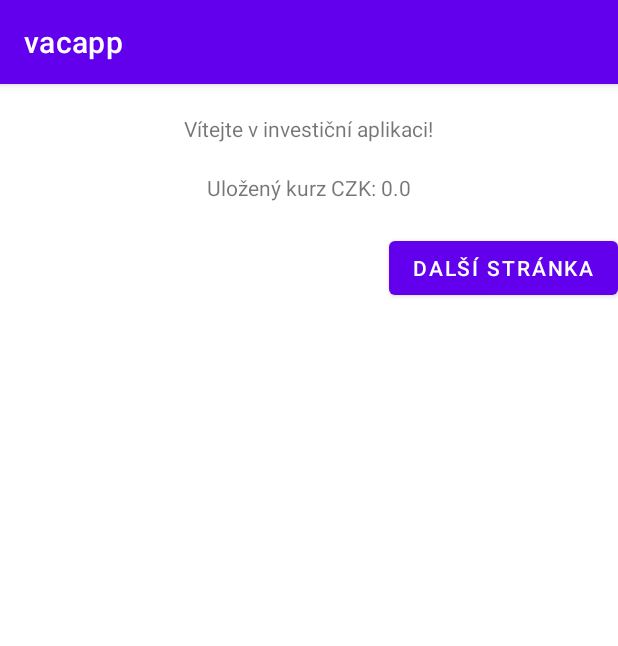
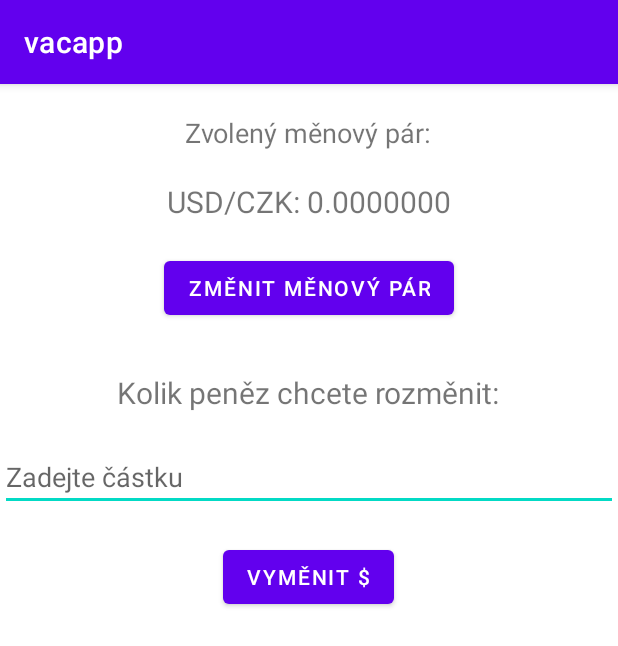
Before and after one commit to mvaculik/m_vaculik_mt_apk, an Android app: the screen it shows after launch (MainActivity), on a phone screen of 412 x 824 dp. Shown: the top 646 px of the screen. Run offline under Robolectric (Android 15) with nearby library versions, the phone set to English and light mode, and no system bars.

```diff
--- a/app/src/main/java/com/example/vacapp/MainActivity.kt
+++ b/app/src/main/java/com/example/vacapp/MainActivity.kt
@@ -25,14 +25,30 @@ class MainActivity : AppCompatActivity() {
             val intent = Intent(this, SecondActivity::class.java)
             startActivity(intent)
         }
+
+        // Přidá observer pro aktuální zůstatek účtu
+        viewModel.currentAccountBalance.observe(this) { message ->
+            binding.textView.text = message
+        }
     }
 
     override fun onResume() {
         super.onResume()
 
         val sharedPreferences = getSharedPreferences("CurrencyRates", MODE_PRIVATE)
-        val lastSavedCurrency = sharedPreferences.getString("LastSavedCurrency", "CZK") // Načtení poslední uložené měny
+        val lastSavedCurrency = sharedPreferences.getString("LastSavedCurrency", "CZK")
         val savedRate = sharedPreferences.getFloat(lastSavedCurrency, 0f)
-        binding.savedCurrencyRate.text = "Uložený kurz $lastSavedCurrency: $savedRate"
+        binding.savedCurrencyRate.text = "USD/$lastSavedCurrency: ${String.format("%.7f", savedRate)}"
+
+        binding.exchangeButton.setOnClickListener {
+            val amountText = binding.amountToExchange.text.toString()
+            if (amountText.isNotEmpty()) {
+                val amount = amountText.toDouble()
+                val convertedAmount = amount * savedRate
+                binding.exchangeResult.text = "${String.format("%.7f", convertedAmount)} $lastSavedCurrency"
+            } else {
+                binding.exchangeResult.text = "Zadejte částku"
+            }
+        }
     }
 }
--- a/app/src/main/java/com/example/vacapp/viewmodel/MainViewModel.kt
+++ b/app/src/main/java/com/example/vacapp/viewmodel/MainViewModel.kt
@@ -5,13 +5,14 @@ import androidx.lifecycle.MutableLiveData
 import androidx.lifecycle.ViewModel
 
 class MainViewModel : ViewModel() {
-    // Příklad LiveData, která uchovává zprávu pro UI
     private val _welcomeMessage = MutableLiveData<String>()
     val welcomeMessage: LiveData<String> get() = _welcomeMessage
 
+    private val _currentAccountBalance = MutableLiveData<String>()
+    val currentAccountBalance: LiveData<String> get() = _currentAccountBalance
+
     init {
-        _welcomeMessage.value = "Vítejte v investiční aplikaci!"
+        _welcomeMessage.value = "Zvolený měnový pár:"
     }
 
-    // Zde můžete přidat další funkce, jako jsou metody pro načítání dat atd.
 }
--- a/app/src/main/res/layout/activity_main.xml
+++ b/app/src/main/res/layout/activity_main.xml
@@ -6,7 +6,7 @@
         android:id="@+id/text_view"
         android:layout_width="wrap_content"
         android:layout_height="wrap_content"
-        android:text="Vítejte v VacApp!"
+        android:textSize="18sp"
         android:layout_centerHorizontal="true"
         android:layout_marginTop="20dp"/>
 
@@ -15,6 +15,7 @@
         android:layout_width="wrap_content"
         android:layout_height="wrap_content"
         android:text="Uložený kurz"
+        android:textSize="20sp"
         android:layout_centerHorizontal="true"
         android:layout_below="@id/text_view"
         android:layout_marginTop="20dp"/>
@@ -23,8 +24,49 @@
         android:id="@+id/button_next"
         android:layout_width="wrap_content"
         android:layout_height="wrap_content"
-        android:text="Další Stránka"
-        android:layout_alignParentRight="true"
+        android:layout_centerHorizontal="true"
+        android:text="Změnit měnový pár"
         android:layout_below="@id/savedCurrencyRate"
         android:layout_marginTop="20dp"/>
+
+    <TextView
+        android:id="@+id/currentAccountBalance"
+        android:layout_width="wrap_content"
+        android:layout_height="wrap_content"
+        android:textSize="20sp"
+        android:text="Kolik peněz chcete rozměnit:"
+        android:layout_centerHorizontal="true"
+        android:layout_below="@id/savedCurrencyRate"
+        android:layout_marginTop="100dp"
+        />
+
+    <EditText
+        android:id="@+id/amountToExchange"
+        android:layout_width="match_parent"
+        android:layout_height="wrap_content"
+        android:layout_marginTop="20dp"
+        android:hint="Zadejte částku"
+        android:layout_centerHorizontal="true"
+        android:layout_below="@id/currentAccountBalance"
+        android:inputType="numberDecimal" />
+
+    <Button
+        android:id="@+id/exchangeButton"
+        android:layout_width="wrap_content"
+        android:layout_height="wrap_content"
+        android:layout_marginTop="20dp"
+        android:layout_centerHorizontal="true"
+        android:layout_below="@id/amountToExchange"
+        android:text="Vyměnit $" />
+
+    <TextView
+        android:id="@+id/exchangeResult"
+        android:layout_width="match_parent"
+        android:layout_height="wrap_content"
+        android:layout_below="@id/exchangeButton"
+        android:layout_centerHorizontal="true"
+        android:layout_marginTop="50dp"
+        android:textAlignment="center"
+        android:textSize="34sp" />
+
 </RelativeLayout>
```
Also changed, not shown: app/src/main/java/com/example/vacapp/SecondActivity.kt (+35 -12 lines), app/src/main/res/layout/activity_second.xml (+8 -0 lines).
